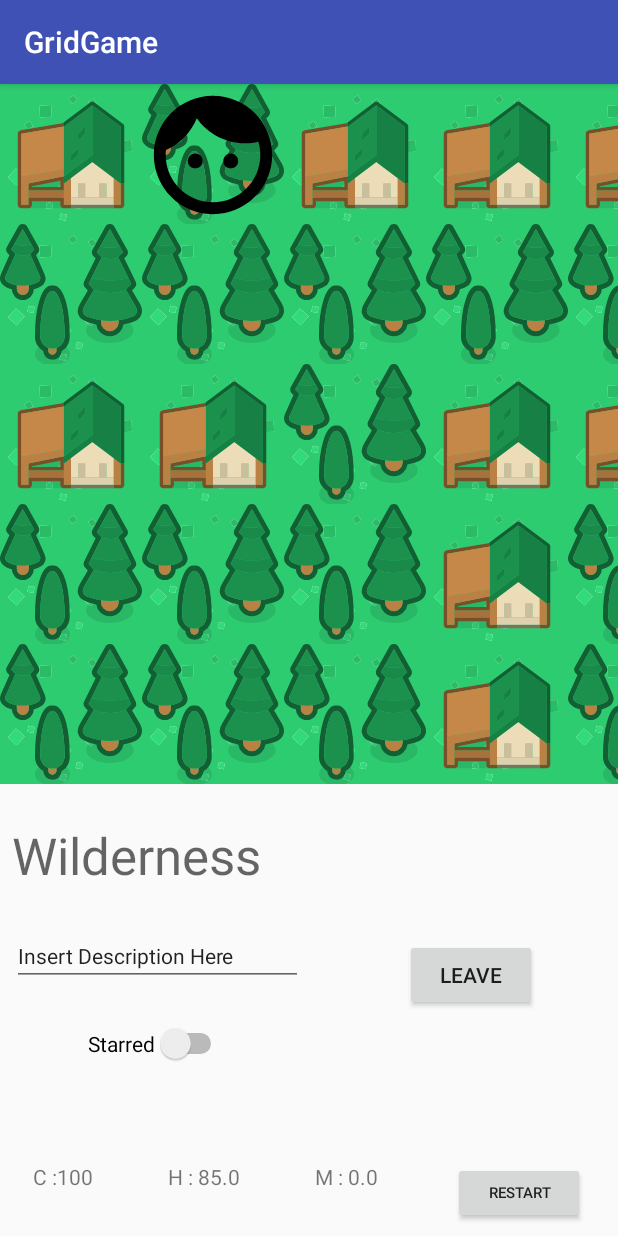
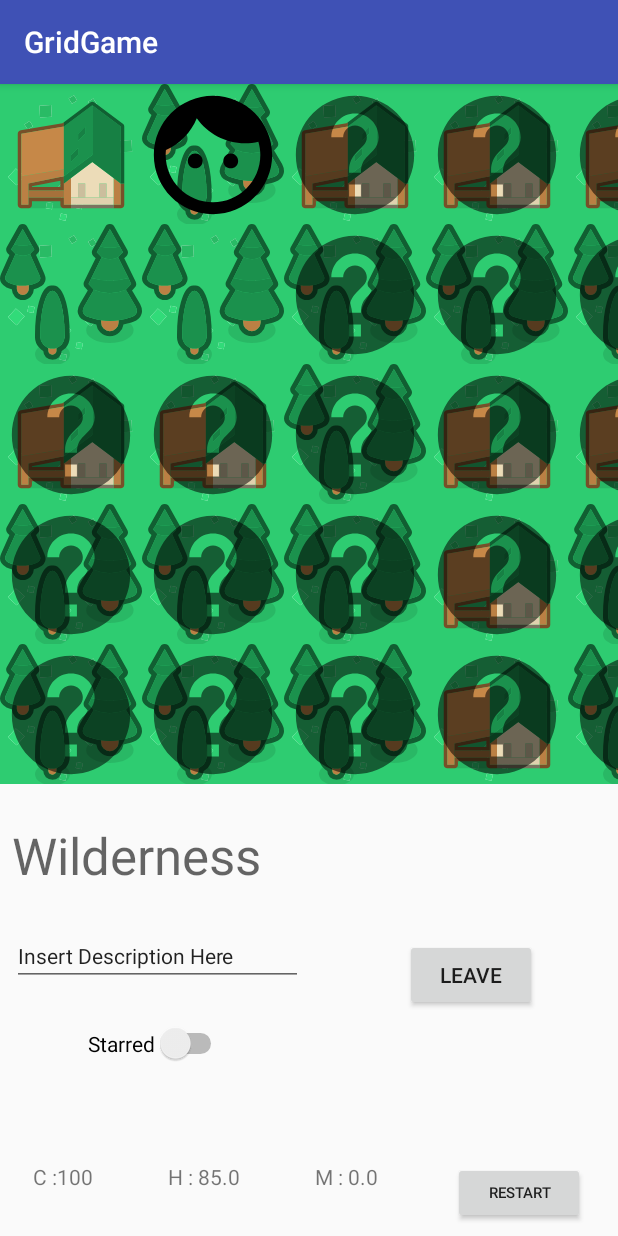
Before and after one commit to CPMugMan/GridGame, an Android app: the OverviewActivity screen opened directly, with no data from a screen before it, on a phone screen of 412 x 824 dp. Run offline under Robolectric (Android 15) with nearby library versions, the phone set to English and light mode, and no system bars.

Commit message:
Explored Works

```diff
--- a/app/src/main/java/au/edu/curtin/gridgame/Area.java
+++ b/app/src/main/java/au/edu/curtin/gridgame/Area.java
@@ -14,6 +14,7 @@ public class Area
     private int townP;
     private int person;
     private int star;
+    private int exploredP;
 
     private boolean town;
     private List<Item> items;
@@ -26,15 +27,6 @@ public class Area
     private static int nextId = 0;
     private final int id;
 
-    /*public Area()
-    {
-        town = false;
-        items = new ArrayList<Item>();
-        description = "Empty";
-        starred = false;
-        explored = false;
-
-    }*/
 
     public Area(boolean inTown,int inX, int inY)
     {
@@ -46,6 +38,7 @@ public class Area
         this.townP = R.drawable.ic_building1;
         this.person = R.drawable.ic_person;
         this.star = R.drawable.ic_star;
+        this.exploredP = R.drawable.ic_explored;
 
         items = new ArrayList<Item>();
         description = "Insert Description Here";
@@ -65,6 +58,7 @@ public class Area
         this.townP = R.drawable.ic_building1;
         this.person = R.drawable.ic_person;
         this.star = R.drawable.ic_star;
+        this.exploredP = R.drawable.ic_explored;
         this.id = id;
         nextId = id + 1;
         items = new ArrayList<Item>();
@@ -76,6 +70,11 @@ public class Area
         explored = inExpored;
         stringlist = inStringlist;
 
+    }
+
+    public int getExploredP()
+    {
+        return exploredP;
     }
 
 
--- a/app/src/main/java/au/edu/curtin/gridgame/GameData.java
+++ b/app/src/main/java/au/edu/curtin/gridgame/GameData.java
@@ -290,10 +290,10 @@ public class GameData
         Equipment equipment1 = new Equipment("(づ￣ ³￣)づ",10,10.0,false);
         Equipment equipment2 = new Equipment("iPhone",15,4.0,false);
         Equipment equipment3 = new Equipment("Dell XPS 15",40,2.0,false);
-        Equipment equipment4 = new Equipment("Macbook Pro",70,1.0,false);
+        Equipment equipment4 = new Equipment("Macbook Pro",40,1.0,false);
         Equipment equipment5 = new Equipment("Chromebook",30,5.0,false);
         Equipment equipment6 = new Equipment("Portable Smell-O-Scope",40,5.0,false);
-        Equipment equipment7 = new Equipment("Improbability Drive",30,10,false);
+        Equipment equipment7 = new Equipment("Improbability Drive",30,-3.14,false);
         Equipment equipment8 = new Equipment("Ben Kenobi",30,0.0,false);
 
         Food food1 = new Food("Big Mac",7,30.0);
--- a/app/src/main/java/au/edu/curtin/gridgame/NavigationActivity.java
+++ b/app/src/main/java/au/edu/curtin/gridgame/NavigationActivity.java
@@ -79,6 +79,7 @@ public class NavigationActivity extends AppCompatActivity
                 else
                 {
                     gameData.movePlayer(1,0);
+                    gameData.getCurrArea().setExplored(true);
                     gameData.updatePlayer();
                     updateUI();
                     checkState();
@@ -99,6 +100,7 @@ public class NavigationActivity extends AppCompatActivity
                 else
                 {
                     gameData.movePlayer(-1,0);
+                    gameData.getCurrArea().setExplored(true);
                     gameData.updatePlayer();
                     updateUI();
                     checkState();
@@ -120,6 +122,7 @@ public class NavigationActivity extends AppCompatActivity
                 else
                 {
                     gameData.movePlayer(0,1);
+                    gameData.getCurrArea().setExplored(true);
                     gameData.updatePlayer();
                     updateUI();
                     checkState();
@@ -141,6 +144,7 @@ public class NavigationActivity extends AppCompatActivity
                 else
                 {
                     gameData.movePlayer(0,-1);
+                    gameData.getCurrArea().setExplored(true);
                     gameData.updatePlayer();
                     updateUI();
                     checkState();
--- a/app/src/main/java/au/edu/curtin/gridgame/OverviewActivity.java
+++ b/app/src/main/java/au/edu/curtin/gridgame/OverviewActivity.java
@@ -94,6 +94,7 @@ public class OverviewActivity extends AppCompatActivity
         private ImageView town;
         private ImageView person;
         private ImageView star;
+        private ImageView explored;
         private Area area;
 
         public MyDataVHolder(LayoutInflater li, ViewGroup parent)
@@ -109,6 +110,7 @@ public class OverviewActivity extends AppCompatActivity
             town = (ImageView)itemView.findViewById(R.id.town);
             person = (ImageView)itemView.findViewById(R.id.person);
             star = (ImageView)itemView.findViewById(R.id.starred);
+            explored = (ImageView)itemView.findViewById(R.id.explored);
 
             grass.setOnClickListener(new View.OnClickListener()
             {
@@ -157,6 +159,14 @@ public class OverviewActivity extends AppCompatActivity
             {
                 star.setImageResource(0);
             }
+            if(inArea.getExplored() == false)
+            {
+                explored.setImageResource(inArea.getExploredP());
+            }
+            else
+            {
+                explored.setImageResource(0);
+            }
             this.area = inArea;
 
         }
--- /dev/null
+++ b/app/src/main/res/drawable/ic_explored.xml
@@ -0,0 +1,5 @@
+<vector android:alpha="0.54" android:height="24dp"
+    android:viewportHeight="24" android:viewportWidth="24"
+    android:width="24dp" xmlns:android="http://schemas.android.com/apk/res/android">
+    <path android:fillColor="#FF000000" android:pathData="M12,2C6.48,2 2,6.48 2,12s4.48,10 10,10 10,-4.48 10,-10S17.52,2 12,2zM13,19h-2v-2h2v2zM15.07,11.25l-0.9,0.92C13.45,12.9 13,13.5 13,15h-2v-0.5c0,-1.1 0.45,-2.1 1.17,-2.83l1.24,-1.26c0.37,-0.36 0.59,-0.86 0.59,-1.41 0,-1.1 -0.9,-2 -2,-2s-2,0.9 -2,2L8,9c0,-2.21 1.79,-4 4,-4s4,1.79 4,4c0,0.88 -0.36,1.68 -0.93,2.25z"/>
+</vector>
--- a/app/src/main/res/layout/grid_cell.xml
+++ b/app/src/main/res/layout/grid_cell.xml
@@ -55,6 +55,19 @@
         app:layout_constraintBottom_toBottomOf="parent"
         android:id="@+id/starred"/>
 
+    <ImageView
+        android:layout_width="0dp"
+        android:layout_height="0dp"
+        app:srcCompat="@android:color/transparent"
+        app:layout_constraintLeft_toLeftOf="parent"
+        app:layout_constraintRight_toRightOf="parent"
+        app:layout_constraintTop_toTopOf="parent"
+        app:layout_constraintBottom_toBottomOf="parent"
+        android:id="@+id/explored"/>
+
+
+
+
 
 
 
```
